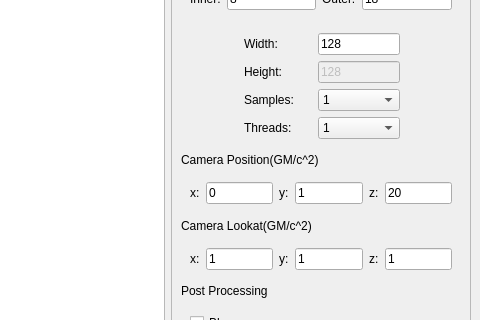
This is src/gui/main_window.ui in evopen/blackness as Qt 5 draws it before an edit; both pictures show x 331 to 811 and y 359 to 679 of the 811 by 816 pixel window. The edited form follows.
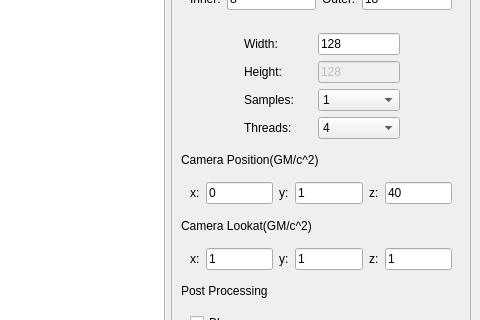
This is the edited form.

Commit message: change some default value in ui

What changed in the file:
```diff
--- a/src/gui/main_window.ui
+++ b/src/gui/main_window.ui
@@ -54,7 +54,7 @@
           <property name="geometry">
            <rect>
             <x>0</x>
-            <y>-17</y>
+            <y>0</y>
             <width>277</width>
             <height>765</height>
            </rect>
@@ -429,6 +429,9 @@
                  </item>
                  <item>
                   <widget class="QComboBox" name="threads_box">
+                   <property name="currentIndex">
+                    <number>2</number>
+                   </property>
                    <item>
                     <property name="text">
                      <string>1</string>
@@ -540,7 +543,7 @@
                  <item>
                   <widget class="QLineEdit" name="cam_pox_z_lineedit">
                    <property name="text">
-                    <string>20</string>
+                    <string>40</string>
                    </property>
                   </widget>
                  </item>
```
